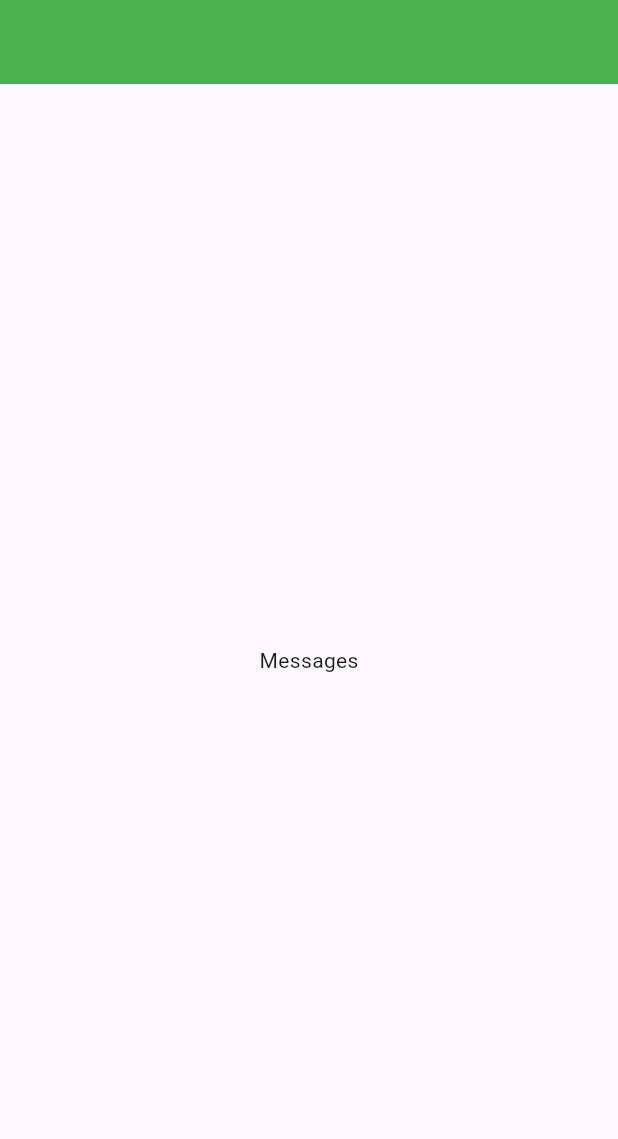
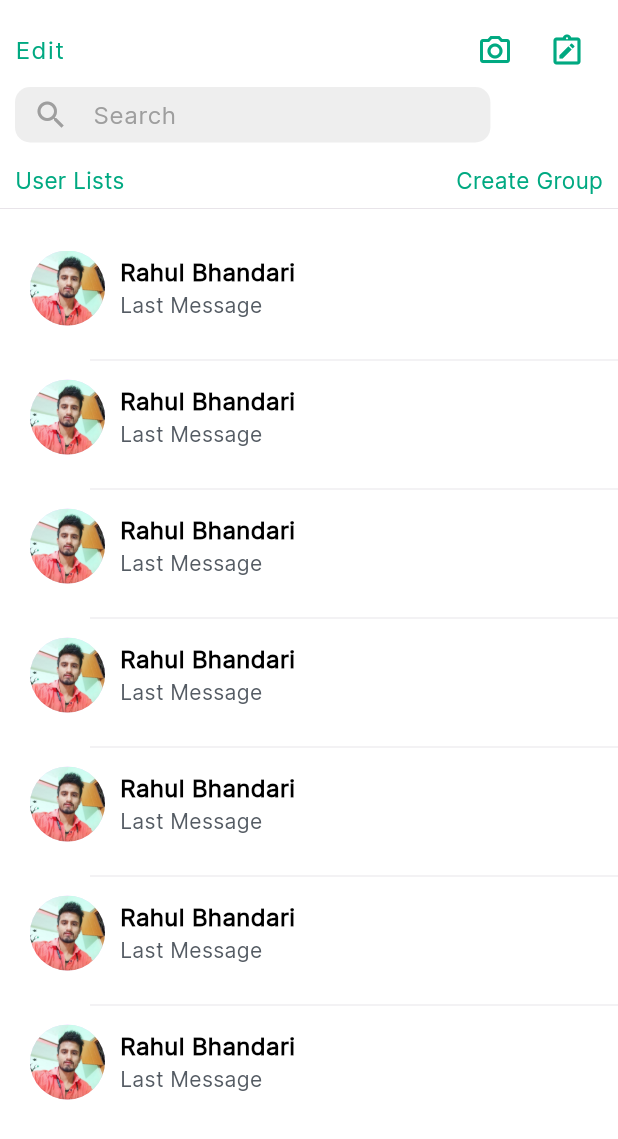
Before and after one commit to Rahuljee12/myCovidApp, a Flutter app: the Messages screen opened directly, on a phone screen of 412 x 824 dp. Shown: the top 1139 px of the screen. Run offline on Flutter 3.47's test engine with Material 2 defaults, Android fonts, the phone set to English and light mode, and no system bars; our stand-ins replace get.

Commit message:
Chat box

```diff
--- a/covid/lib/messages/components/messages_items.dart
+++ b/covid/lib/messages/components/messages_items.dart
@@ -0,0 +1,284 @@
+import 'package:covid/rxvariables.dart';
+import 'package:flutter/material.dart';
+import 'package:get/get.dart';
+
+Widget header() {
+  return Container(
+    padding: EdgeInsets.only(top: 10, left: 10, right: 10),
+    decoration: BoxDecoration(color: Colors.white),
+    child: Column(
+      crossAxisAlignment: CrossAxisAlignment.start,
+      children: [
+        Row(
+          mainAxisAlignment: MainAxisAlignment.spaceBetween,
+          children: [
+            Text(
+              "Edit",
+              style: TextStyle(
+                  fontFamily: "Inter",
+                  color: Color(0XFF00A981),
+                  fontSize: 16,
+                  letterSpacing: 1,
+                  fontWeight: FontWeight.w500),
+            ),
+            Row(
+              children: [
+                IconButton(
+                  onPressed: () {},
+                  icon: Icon(Icons.camera_alt_outlined),
+                  color: Color(0XFF00A981),
+                ),
+                IconButton(
+                    onPressed: () {},
+                    icon: Icon(Icons.note_alt_outlined),
+                    color: Color(0XFF00A981))
+              ],
+            )
+          ],
+        ),
+        Container(
+          height: 37,
+          width: Get.width / 1.3,
+          child: TextField(
+            textAlignVertical: TextAlignVertical.center,
+            style: TextStyle(fontSize: 13),
+            decoration: InputDecoration(
+              filled: true,
+              fillColor: Colors.grey[200],
+              prefixIcon: Icon(
+                Icons.search_outlined,
+                color: Colors.grey[500],
+              ),
+              hintText: "Search",
+              hintStyle: TextStyle(
+                  color: Colors.grey[500],
+                  fontSize: 16,
+                  fontFamily: 'Inter',
+                  fontWeight: FontWeight.w500),
+              contentPadding: EdgeInsets.zero,
+              border: const OutlineInputBorder(
+                  borderSide: BorderSide.none,
+                  borderRadius: BorderRadius.all(Radius.circular(10))),
+            ),
+          ),
+        ),
+        SizedBox(
+          height: 15,
+        ),
+        Row(
+          mainAxisAlignment: MainAxisAlignment.spaceBetween,
+          children: [
+            Text(
+              "User Lists",
+              style: TextStyle(
+                  color: Color(0XFF00A981), fontSize: 15, fontFamily: 'Inter'),
+            ),
+            Text("Create Group",
+                style: TextStyle(
+                    color: Color(0XFF00A981),
+                    fontSize: 15,
+                    fontFamily: 'Inter'))
+          ],
+        )
+      ],
+    ),
+  );
+}
+
+messagebottomSheet(BuildContext context) {
+  rxVariables rxvariables = Get.put(rxVariables());
+  return showModalBottomSheet(
+    elevation: 0,
+    constraints: BoxConstraints(
+        minHeight: context.mediaQuerySize.height,
+        maxHeight: context.mediaQuerySize.height),
+    isScrollControlled: true,
+    context: context,
+    builder: (context) => GestureDetector(
+      onTap: () {
+        rxvariables.changePosition.value = false;
+        FocusScopeNode currentFocus = FocusScope.of(context);
+        if (!currentFocus.hasPrimaryFocus &&
+            currentFocus.focusedChild != null) {
+          currentFocus.focusedChild!.unfocus();
+        }
+      },
+      child: Container(
+        height: Get.height,
+        width: Get.width,
+        color: Color.fromARGB(243, 250, 253, 248),
+        child: Obx(
+          () => Stack(
+            children: [
+              Column(
+                children: [
+                  Stack(
+                    children: [
+                      Padding(
+                          padding: EdgeInsets.only(right: 10, top: 25),
+                          child: Align(
+                            alignment: Alignment.center,
+                            child: GestureDetector(
+                              onTap: () {
+                                Navigator.pop(context);
+                              },
+                              child: Container(
+                                padding: EdgeInsets.fromLTRB(11, 5, 11, 15),
+                                decoration: BoxDecoration(
+                                    color: Color.fromARGB(243, 217, 244, 196),
+                                    borderRadius: BorderRadius.circular(30)),
+                                child: Image.asset("assets/arrow_down.png",
+                                    height: 20,
+                                    width: 30,
+                                    color: Color.fromARGB(243, 78, 135, 32)
+                                    // Color.fromARGB(255, 255, 151, 141),
+                                    ),
+                              ),
+                            ),
+                          )),
+                      Positioned(
+                          child: Padding(
+                        padding: const EdgeInsets.only(
+                            top: 50.0, left: 10, right: 10),
+                        child: Center(
+                          child: Container(
+                            width: Get.width,
+                            height: 50,
+                            decoration: BoxDecoration(
+                                color: Color.fromARGB(243, 217, 244, 196),
+                                borderRadius: BorderRadius.circular(12)),
+                            child: const Padding(
+                              padding:
+                                  const EdgeInsets.only(left: 10, right: 10),
+                              child: Row(
+                                mainAxisAlignment:
+                                    MainAxisAlignment.spaceBetween,
+                                children: [
+                                  Row(
+                                    children: [
+                                      CircleAvatar(
+                                        backgroundImage:
+                                            AssetImage("assets/rahul.png"),
+                                      ),
+                                      SizedBox(
+                                        width: 10,
+                                      ),
+                                      Text(
+                                        "Rahul Bhandari",
+                                        style: TextStyle(
+                                            fontSize: 15,
+                                            color: Colors.black,
+                                            fontFamily: 'Inter'),
+                                      ),
+                                    ],
+                                  ),
+                                  Row(
+                                    children: [
+                                      Icon(
+                                        Icons.video_call_outlined,
+                                        color: Colors.green,
+                                        size: 30,
+                                      ),
+                                      SizedBox(
+                                        width: 15,
+                                      ),
+                                      Icon(
+                                        Icons.call_outlined,
+                                        color: Colors.green,
+                                        size: 25,
+                                      )
+                                    ],
+                                  )
+                                ],
+                              ),
+                            ),
+                          ),
+                        ),
+                      )),
+                      SizedBox(
+                        height: 50,
+                      ),
+                    ],
+                  ),
+                  Padding(
+                    padding: const EdgeInsets.only(left: 0, right: 0),
+                    child: Divider(
+                      thickness: 1,
+                      color: Color.fromARGB(243, 187, 240, 144),
+                    ),
+                  ),
+                  Container(
+                    padding: EdgeInsets.all(10),
+                    height: Get.height / 1.15,
+                    width: Get.width,
+                    decoration: BoxDecoration(
+                      color: Color.fromARGB(243, 250, 253, 248),
+                    ),
+                  )
+                ],
+              ),
+              sendBottom(context)
+            ],
+          ),
+        ),
+      ),
+    ),
+  );
+}
+
+Widget sendBottom(BuildContext context) {
+  rxVariables rxvariables = Get.put(rxVariables());
+
+  return Positioned(
+    bottom: rxvariables.changePosition.value ? Get.height / 2.7 : 20,
+    child: Container(
+      height: 40,
+      width: Get.width,
+      child: Row(
+        mainAxisAlignment: MainAxisAlignment.center,
+        children: [
+          Container(
+            height: 40,
+            width: Get.width / 1.2,
+            child: TextField(
+              onTap: () {
+                rxvariables.changePosition.value = true;
+              },
+              onSubmitted: (val) {
+                rxvariables.changePosition.value = false;
+              },
+              textAlignVertical: TextAlignVertical.center,
+              style: TextStyle(fontSize: 13),
+              decoration: InputDecoration(
+                filled: true,
+                fillColor: Color.fromARGB(243, 217, 244, 196),
+                hintText: "Send Messages",
+                prefixIcon: IconButton(
+                    onPressed: () {},
+                    icon: Icon(
+                      Icons.add_box_outlined,
+                      color: Color.fromARGB(243, 78, 135, 32),
+                    )),
+                suffixIcon: IconButton(
+                    onPressed: () {},
+                    icon: Icon(
+                      Icons.send_outlined,
+                      color: Color.fromARGB(243, 78, 135, 32),
+                    )),
+                hintStyle: TextStyle(
+                    color: Colors.grey[500],
+                    fontSize: 16,
+                    fontFamily: 'Inter',
+                    fontWeight: FontWeight.w500),
+                contentPadding: EdgeInsets.zero,
+                border: const OutlineInputBorder(
+                    borderSide: BorderSide.none,
+                    borderRadius: BorderRadius.all(Radius.circular(10))),
+              ),
+            ),
+          ),
+        ],
+      ),
+    ),
+  );
+}
--- a/covid/lib/messages/messages_view.dart
+++ b/covid/lib/messages/messages_view.dart
@@ -1,4 +1,6 @@
+import 'package:covid/messages/components/messages_items.dart';
 import 'package:flutter/material.dart';
+import 'package:get/get.dart';
 
 class Messages extends StatefulWidget {
   const Messages({super.key});
@@ -12,11 +14,88 @@ class _MessagesState extends State<Messages> {
   Widget build(BuildContext context) {
     return SafeArea(
       child: Scaffold(
-        appBar: AppBar(
-          backgroundColor: Colors.green,
-        ),
-        body: Center(
-          child: Text("Messages"),
+        body: Container(
+          height: Get.height,
+          width: Get.width,
+          color: Colors.white,
+          child: Column(
+            children: [
+              header(),
+              Divider(
+                thickness: 0.3,
+              ),
+              SingleChildScrollView(
+                child: Container(
+                  color: Colors.white,
+                  height: Get.height / 1.355,
+                  width: Get.width,
+                  padding: const EdgeInsets.fromLTRB(20, 20, 0, 0),
+                  child: ListView.builder(
+                      itemCount: 10,
+                      itemBuilder: (context, int index) => GestureDetector(
+                            onTap: () {
+                              messagebottomSheet(context);
+                            },
+                            child: Container(
+                              color: Colors.white,
+                              width: Get.width,
+                              child: const Column(
+                                children: [
+                                  Row(
+                                    children: [
+                                      CircleAvatar(
+                                        backgroundImage:
+                                            AssetImage("assets/rahul.png"),
+                                        radius: 25,
+                                      ),
+                                      SizedBox(
+                                        width: 10,
+                                      ),
+                                      Column(
+                                        crossAxisAlignment:
+                                            CrossAxisAlignment.start,
+                                        children: [
+                                          Text(
+                                            "Rahul Bhandari",
+                                            style: TextStyle(
+                                                color: Colors.black,
+                                                fontSize: 16,
+                                                fontWeight: FontWeight.bold,
+                                                fontFamily: 'Inter'),
+                                          ),
+                                          Text(
+                                            "Last Message",
+                                            style: TextStyle(
+                                                color: Color(
+                                                  0XFF545B63,
+                                                ),
+                                                fontSize: 14,
+                                                fontFamily: 'Inter'),
+                                          )
+                                        ],
+                                      )
+                                    ],
+                                  ),
+                                  SizedBox(
+                                    height: 15,
+                                  ),
+                                  Padding(
+                                    padding: EdgeInsets.only(left: 40),
+                                    child: Divider(
+                                      thickness: 0.3,
+                                    ),
+                                  ),
+                                  SizedBox(
+                                    height: 5,
+                                  )
+                                ],
+                              ),
+                            ),
+                          )),
+                ),
+              ),
+            ],
+          ),
         ),
       ),
     );
--- a/covid/lib/rxvariables.dart
+++ b/covid/lib/rxvariables.dart
@@ -4,4 +4,6 @@ import 'package:get/get.dart';
 class rxVariables extends GetxController {
   RxBool addBottomSheet = false.obs;
   RxList<bool> likeBool = [false, false, false, false, false, false].obs;
+  RxBool changePosition = false.obs;
+  RxDouble getKeyBoardHeight = 0.0.obs;
 }
```
Also changed, not shown: covid/assets/arrow_down.png (added).
